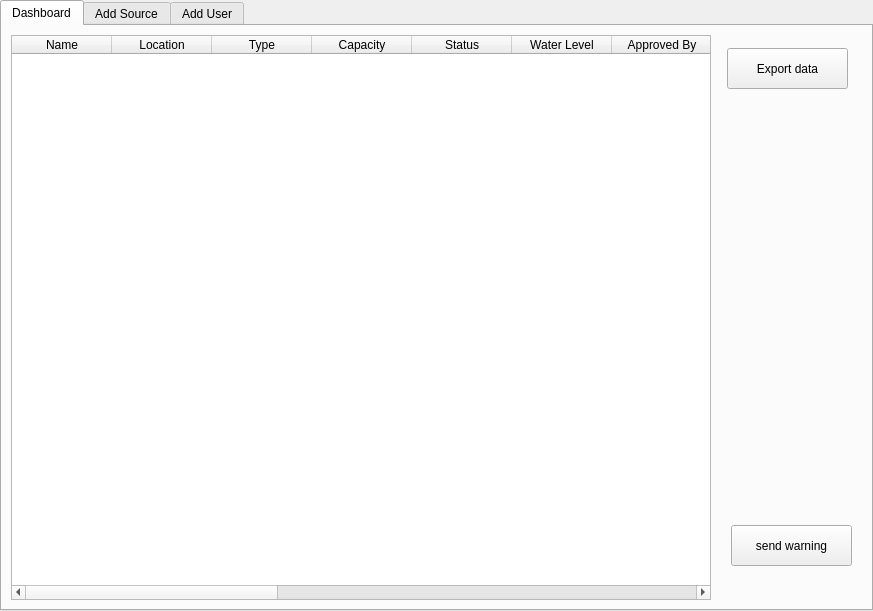
NganeEmmanuel/waterMonitor, file dashboard.ui: the form before one commit.
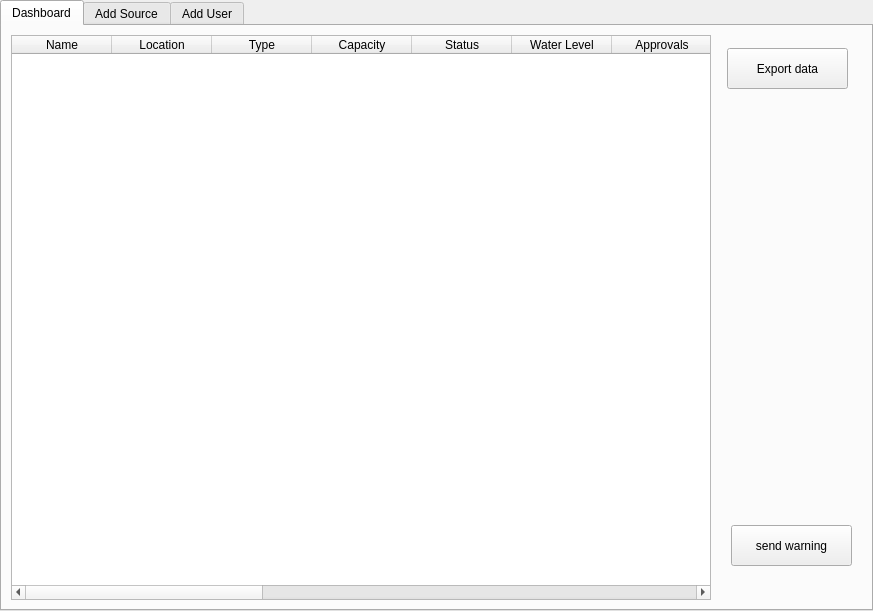
The form after the commit. The open tabs and pages were chosen to show the change.

Diff of the .ui file:
```diff
--- a/dashboard.ui
+++ b/dashboard.ui
@@ -148,7 +148,12 @@
                </column>
                <column>
                 <property name="text">
-                 <string>Approved By</string>
+                 <string>Approvals</string>
+                </property>
+               </column>
+               <column>
+                <property name="text">
+                 <string>Chlorine</string>
                 </property>
                </column>
                <column>
```
Left out of the diff: 4 changed lines with no effect on the pictures.
